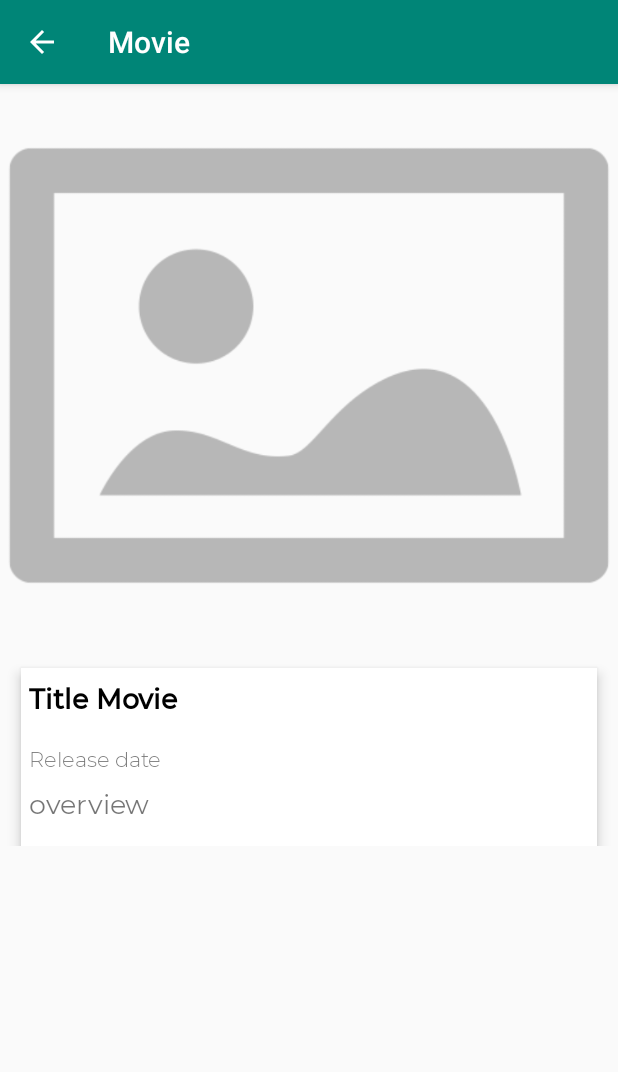
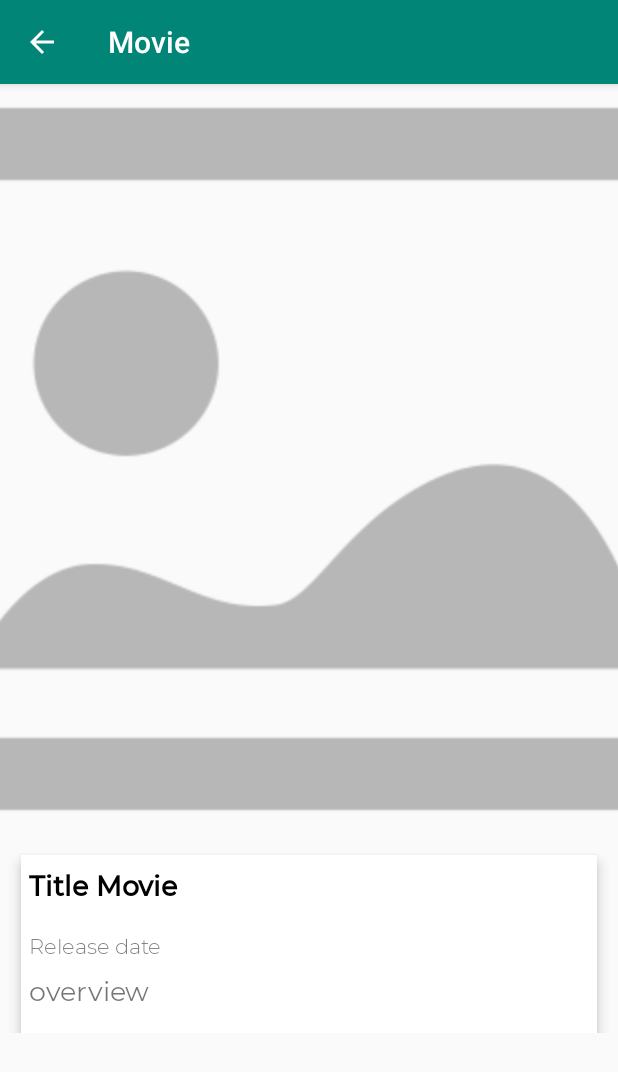
Before and after one commit to tutuswidiya/Movie, an Android app: the DetailResultActivity screen opened directly, with no data from a screen before it, on a phone screen of 412 x 824 dp. Shown: the top 1072 px of the screen. Run offline under Robolectric (Android 15) with nearby library versions, the phone set to English and light mode, and no system bars; pictures from the network do not load.

```diff
--- a/app/src/main/java/com/example/movie/adapter/MovieAdapter.java
+++ b/app/src/main/java/com/example/movie/adapter/MovieAdapter.java
@@ -59,7 +59,7 @@ public class MovieAdapter extends RecyclerView.Adapter<MovieAdapter.MovieViewHol
         return arrayList.size();
     }
 
-    public class MovieViewHolder extends RecyclerView.ViewHolder {
+    static class MovieViewHolder extends RecyclerView.ViewHolder {
         CardView cvMovie;
         TextView tvTitle, tvDate, tvLanguage;
         ImageView ivPoster;
--- a/app/src/main/java/com/example/movie/view/MainActivity.java
+++ b/app/src/main/java/com/example/movie/view/MainActivity.java
@@ -17,15 +17,12 @@ import com.example.movie.viewmodel.MovieViewModel;
 import java.util.ArrayList;
 import java.util.List;
 
-import javax.xml.transform.Source;
 
 public class MainActivity extends AppCompatActivity {
 
     private MovieAdapter adapter;
     private RecyclerView recyclerView;
-    private MovieViewModel movieViewModel;
     private static  final  String LANGUAGE = "en-US";
-    private ProgressBar progressBar;
     private ArrayList<MovieResult> results = new ArrayList<>();
 
 
@@ -34,8 +31,9 @@ public class MainActivity extends AppCompatActivity {
         super.onCreate(savedInstanceState);
         setContentView(R.layout.activity_main);
         recyclerView = findViewById(R.id.rv_movie);
+        ProgressBar progressBar = findViewById(R.id.progressbar);
 
-        movieViewModel = ViewModelProviders.of(this).get(MovieViewModel.class);
+        MovieViewModel movieViewModel = ViewModelProviders.of(this).get(MovieViewModel.class);
         movieViewModel.setMovie(LANGUAGE);
         movieViewModel.getMovie().observe(this, movieRequest -> {
             List<MovieResult> list = movieRequest.getResults();
--- a/app/src/main/res/layout/activity_detail_result.xml
+++ b/app/src/main/res/layout/activity_detail_result.xml
@@ -23,14 +23,13 @@
             <ImageView
                 android:id="@+id/iv_poster"
                 android:layout_width="match_parent"
-        android:layout_height="wrap_content"
+                android:layout_height="500dp"
                 android:contentDescription="@string/todo"
-        android:scaleType="fitCenter"
+                android:scaleType="centerCrop"
                 android:src="@drawable/img_placeholder"
                 app:layout_constraintEnd_toEndOf="parent"
                 app:layout_constraintStart_toStartOf="parent"
                 app:layout_constraintTop_toTopOf="parent" />
-
 
 
             <LinearLayout
@@ -41,11 +40,12 @@
                 android:background="@color/colorWhite"
                 android:elevation="5dp"
                 android:orientation="vertical"
+                android:paddingStart="5dp"
+                android:paddingEnd="5dp"
                 android:paddingBottom="16dp"
                 app:layout_constraintEnd_toEndOf="parent"
                 app:layout_constraintStart_toStartOf="parent"
-        app:layout_constraintTop_toBottomOf="@id/iv_poster"
-        >
+                app:layout_constraintTop_toBottomOf="@id/iv_poster">
 
                 <TextView
                     android:id="@+id/tv_original_title"
@@ -56,28 +56,26 @@
                     android:text="@string/title_movie"
                     android:textColor="@android:color/black"
                     android:textSize="18sp"
-            android:textStyle="bold"
-            android:paddingLeft="5dp"/>
+                    android:textStyle="bold" />
 
                 <TextView
                     android:id="@+id/tv_original_language"
                     android:layout_width="0dp"
-            android:layout_height="wrap_content"
+                    android:layout_height="0dp"
                     android:layout_weight="1"
                     android:ellipsize="end"
                     android:fontFamily="@font/mregular"
                     android:maxLines="1"
                     android:text="@string/language"
-            android:textStyle="bold"
-            android:paddingLeft="5dp"/>
+                    android:textStyle="bold" />
 
                 <TextView
                     android:id="@+id/tv_release_date"
                     android:layout_width="wrap_content"
                     android:layout_height="wrap_content"
                     android:fontFamily="@font/mlight"
-            android:text="@string/release_date"
-            android:paddingLeft="5dp"/>
+                    android:text="@string/release_date" />
+
                 <TextView
                     android:id="@+id/tv_overview"
                     android:layout_width="match_parent"
@@ -85,8 +83,7 @@
                     android:layout_marginTop="8dp"
                     android:fontFamily="@font/mregular"
                     android:text="@string/Overview"
-            android:textSize="18sp"
-            android:paddingLeft="5dp"/>
+                    android:textSize="18sp" />
 
 
             </LinearLayout>
```
Also changed, not shown: app/src/main/res/layout/item_list_movie.xml (+4 -5 lines). Lines whose indentation alone changed are shown as unchanged.
